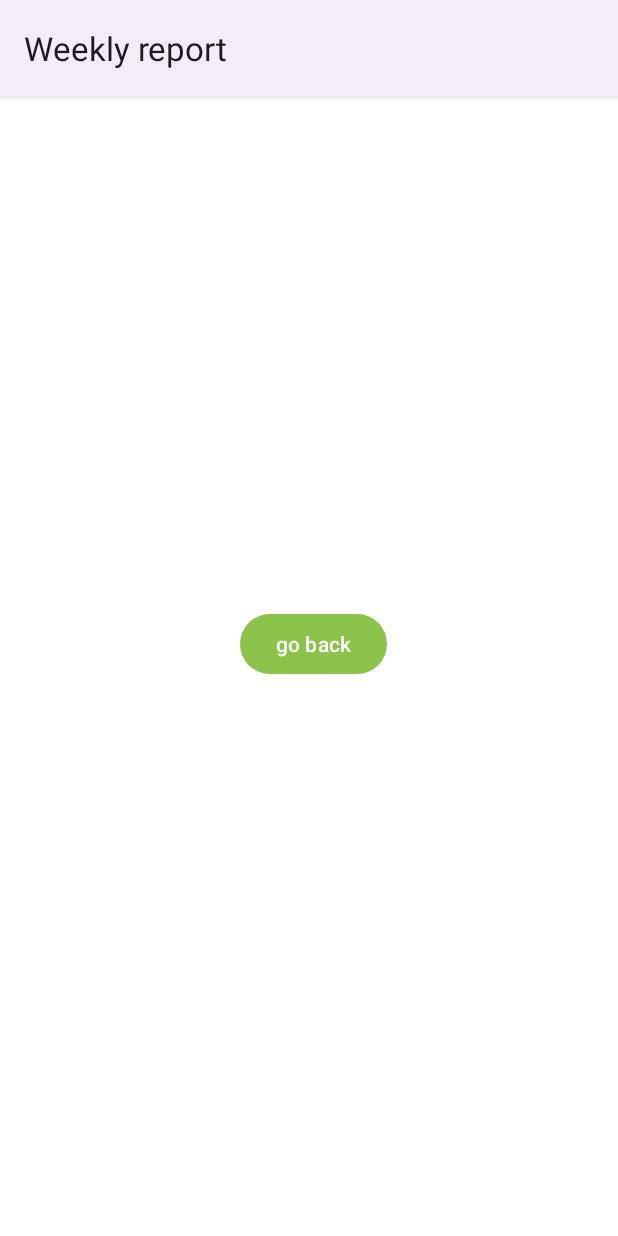
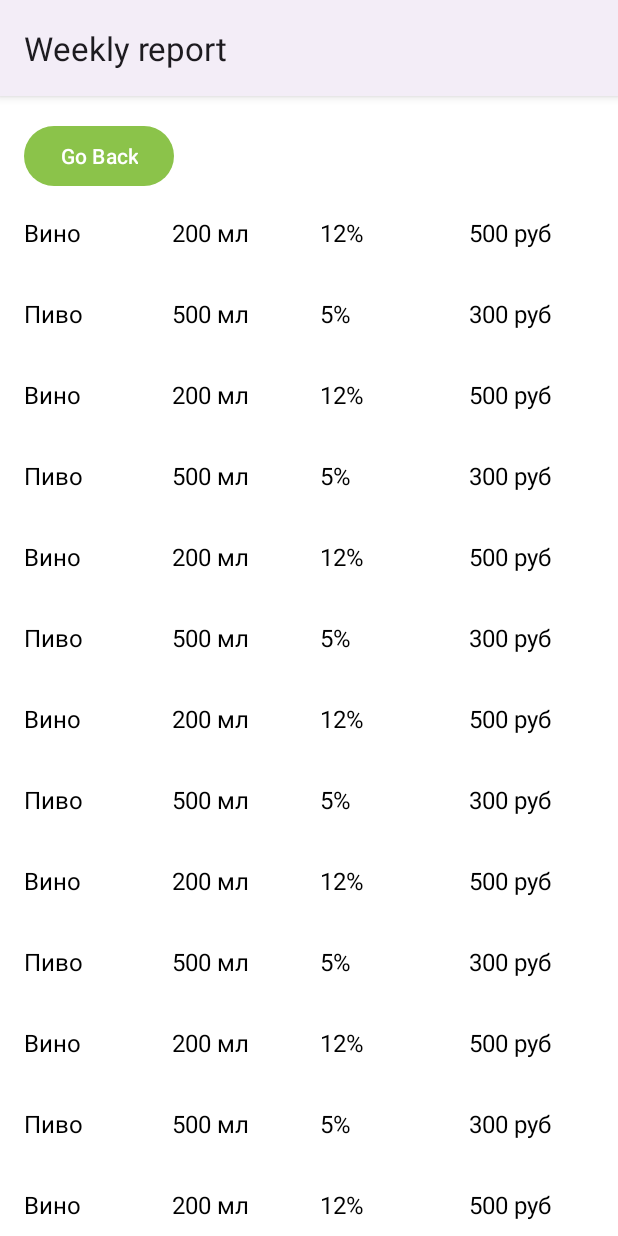
Before and after one commit to nikFinogenov/AlcoApp, an Android app: the WeeklyReport screen opened directly, with no data from a screen before it, on a phone screen of 412 x 824 dp. Run offline under Robolectric (Android 15) with nearby library versions, the phone set to English and light mode, and no system bars.

Commit message:
weekly table try

```diff
--- /dev/null
+++ b/app/src/main/java/com/example/iamnotalcoholic/ReportAdapter.java
@@ -0,0 +1,51 @@
+package com.example.iamnotalcoholic;
+
+import android.view.LayoutInflater;
+import android.view.View;
+import android.view.ViewGroup;
+import androidx.recyclerview.widget.RecyclerView;
+
+import com.google.android.material.textview.MaterialTextView;
+import java.util.List;
+
+public class ReportAdapter extends RecyclerView.Adapter<ReportAdapter.ReportViewHolder> {
+
+    private List<ReportItem> reportItems;
+
+    public ReportAdapter(List<ReportItem> reportItems) {
+        this.reportItems = reportItems;
+    }
+
+    @Override
+    public ReportViewHolder onCreateViewHolder(ViewGroup parent, int viewType) {
+        View itemView = LayoutInflater.from(parent.getContext())
+                .inflate(R.layout.item_report_row, parent, false);
+        return new ReportViewHolder(itemView);
+    }
+
+    @Override
+    public void onBindViewHolder(ReportViewHolder holder, int position) {
+        ReportItem currentItem = reportItems.get(position);
+        holder.textType.setText(currentItem.getType());
+        holder.textVolume.setText(currentItem.getVolume());
+        holder.textStrength.setText(currentItem.getStrength());
+        holder.textPrice.setText(currentItem.getPrice());
+    }
+
+    @Override
+    public int getItemCount() {
+        return reportItems.size();
+    }
+
+    public static class ReportViewHolder extends RecyclerView.ViewHolder {
+        public MaterialTextView textType, textVolume, textStrength, textPrice;
+
+        public ReportViewHolder(View itemView) {
+            super(itemView);
+            textType = itemView.findViewById(R.id.textType);
+            textVolume = itemView.findViewById(R.id.textVolume);
+            textStrength = itemView.findViewById(R.id.textStrength);
+            textPrice = itemView.findViewById(R.id.textPrice);
+        }
+    }
+}
--- /dev/null
+++ b/app/src/main/java/com/example/iamnotalcoholic/ReportItem.java
@@ -0,0 +1,31 @@
+package com.example.iamnotalcoholic;
+
+public class ReportItem {
+    private String type;
+    private String volume;
+    private String strength;
+    private String price;
+
+    public ReportItem(String type, String volume, String strength, String price) {
+        this.type = type;
+        this.volume = volume;
+        this.strength = strength;
+        this.price = price;
+    }
+
+    public String getType() {
+        return type;
+    }
+
+    public String getVolume() {
+        return volume;
+    }
+
+    public String getStrength() {
+        return strength;
+    }
+
+    public String getPrice() {
+        return price;
+    }
+}
--- a/app/src/main/java/com/example/iamnotalcoholic/WeeklyReport.java
+++ b/app/src/main/java/com/example/iamnotalcoholic/WeeklyReport.java
@@ -1,6 +1,8 @@
 package com.example.iamnotalcoholic;
 
 import androidx.appcompat.app.AppCompatActivity;
+import androidx.recyclerview.widget.LinearLayoutManager;
+import androidx.recyclerview.widget.RecyclerView;
 
 import android.app.Activity;
 import android.content.Context;
@@ -10,7 +12,13 @@ import android.os.Bundle;
 import android.view.View;
 import android.widget.Button;
 
+import java.util.ArrayList;
+import java.util.List;
+
 public class WeeklyReport extends AppCompatActivity {
+    private RecyclerView recyclerView;
+    private ReportAdapter reportAdapter;
+    private List<ReportItem> reportItems;
 
     private static Activity unwrap(Context context) {
         while (!(context instanceof Activity) && context instanceof ContextWrapper) {
@@ -24,6 +32,11 @@ public class WeeklyReport extends AppCompatActivity {
         super.onCreate(savedInstanceState);
         setContentView(R.layout.activity_weekly_report);
 
+        recyclerView = findViewById(R.id.recyclerView);
+        recyclerView.setLayoutManager(new LinearLayoutManager(recyclerView.getContext()));
+        reportItems = generateReportItems(); // Здесь вы должны генерировать данные для отчета
+        reportAdapter = new ReportAdapter(reportItems);
+        recyclerView.setAdapter(reportAdapter);
 
         Button btn = findViewById(R.id.goBack);
         btn.setOnClickListener(new View.OnClickListener() {
@@ -36,4 +49,42 @@ public class WeeklyReport extends AppCompatActivity {
             }
         });
     }
+    private List<ReportItem> generateReportItems() {
+        List<ReportItem> items = new ArrayList<>();
+        // Добавьте вашу логику для генерации данных для отчета (тип, объем, крепкость, цена)
+        // Пример:
+        items.add(new ReportItem("Вино", "200 мл", "12%", "500 руб"));
+        items.add(new ReportItem("Пиво", "500 мл", "5%", "300 руб"));
+        items.add(new ReportItem("Вино", "200 мл", "12%", "500 руб"));
+        items.add(new ReportItem("Пиво", "500 мл", "5%", "300 руб"));
+        items.add(new ReportItem("Вино", "200 мл", "12%", "500 руб"));
+        items.add(new ReportItem("Пиво", "500 мл", "5%", "300 руб"));
+        items.add(new ReportItem("Вино", "200 мл", "12%", "500 руб"));
+        items.add(new ReportItem("Пиво", "500 мл", "5%", "300 руб"));        items.add(new ReportItem("Вино", "200 мл", "12%", "500 руб"));
+        items.add(new ReportItem("Пиво", "500 мл", "5%", "300 руб"));
+        items.add(new ReportItem("Вино", "200 мл", "12%", "500 руб"));
+        items.add(new ReportItem("Пиво", "500 мл", "5%", "300 руб"));
+        items.add(new ReportItem("Вино", "200 мл", "12%", "500 руб"));
+        items.add(new ReportItem("Пиво", "500 мл", "5%", "300 руб"));
+        items.add(new ReportItem("Вино", "200 мл", "12%", "500 руб"));
+        items.add(new ReportItem("Пиво", "500 мл", "5%", "300 руб"));
+        items.add(new ReportItem("Вино", "200 мл", "12%", "500 руб"));
+        items.add(new ReportItem("Пиво", "500 мл", "5%", "300 руб"));
+        items.add(new ReportItem("Вино", "200 мл", "12%", "500 руб"));
+        items.add(new ReportItem("Пиво", "500 мл", "5%", "300 руб"));
+        items.add(new ReportItem("Вино", "200 мл", "12%", "500 руб"));
+        items.add(new ReportItem("Пиво", "500 мл", "5%", "300 руб"));
+        items.add(new ReportItem("Вино", "200 мл", "12%", "500 руб"));
+        items.add(new ReportItem("Пиво", "500 мл", "5%", "300 руб"));
+        items.add(new ReportItem("Вино", "200 мл", "12%", "500 руб"));
+        items.add(new ReportItem("Пиво", "500 мл", "5%", "300 руб"));
+        items.add(new ReportItem("Вино", "200 мл", "12%", "500 руб"));
+        items.add(new ReportItem("Пиво", "500 мл", "5%", "300 руб"));
+        items.add(new ReportItem("Вино", "200 мл", "12%", "500 руб"));
+        items.add(new ReportItem("Пиво", "500 мл", "5%", "300 руб"));
+        items.add(new ReportItem("Вино", "200 мл", "12%", "500 руб"));
+        items.add(new ReportItem("Пиво", "500 мл", "5%", "300 руб"));
+        // Добавьте остальные элементы
+        return items;
+    }
 }
--- a/app/src/main/res/layout/activity_add_page.xml
+++ b/app/src/main/res/layout/activity_add_page.xml
@@ -73,6 +73,7 @@
         android:layout_height="wrap_content"
         android:text="Сегодня"
         android:textSize="16sp"
+        android:checked="true"
         android:onClick="onCheckboxClicked" />
 
     <!-- TextView для выбора даты -->
@@ -91,7 +92,6 @@
             android:clickable="true"
             android:visibility="invisible"
             android:focusable="true"
-            android:checked="true"
             android:onClick="showDatePickerDialog" />
     </com.google.android.material.textfield.TextInputLayout>
 
--- a/app/src/main/res/layout/activity_weekly_report.xml
+++ b/app/src/main/res/layout/activity_weekly_report.xml
@@ -1,18 +1,31 @@
 <?xml version="1.0" encoding="utf-8"?>
-<androidx.constraintlayout.widget.ConstraintLayout xmlns:android="http://schemas.android.com/apk/res/android"
+<androidx.constraintlayout.widget.ConstraintLayout
+    xmlns:android="http://schemas.android.com/apk/res/android"
     xmlns:app="http://schemas.android.com/apk/res-auto"
     xmlns:tools="http://schemas.android.com/tools"
     android:layout_width="match_parent"
     android:layout_height="match_parent"
     tools:context=".WeeklyReport">
 
+    <!-- RecyclerView для отображения таблицы -->
+    <androidx.recyclerview.widget.RecyclerView
+        android:id="@+id/recyclerView"
+        android:layout_width="match_parent"
+        android:layout_height="0dp"
+        app:layout_constraintTop_toBottomOf="@id/goBack"
+        app:layout_constraintBottom_toBottomOf="parent"
+        app:layout_constraintVertical_bias="0.0"
+        app:layout_constraintVertical_chainStyle="packed"
+        tools:listitem="@layout/item_report_row" />
     <Button
         android:id="@+id/goBack"
         android:layout_width="wrap_content"
         android:layout_height="wrap_content"
-        android:layout_marginStart="160dp"
-        android:layout_marginTop="341dp"
-        android:text="go back"
+        android:text="Go Back"
+        android:layout_marginStart="16dp"
+        android:layout_marginTop="16dp"
         app:layout_constraintStart_toStartOf="parent"
-        app:layout_constraintTop_toTopOf="parent" />
+        app:layout_constraintTop_toTopOf="parent"
+        />
+
 </androidx.constraintlayout.widget.ConstraintLayout>
--- /dev/null
+++ b/app/src/main/res/layout/item_report_row.xml
@@ -0,0 +1,41 @@
+<?xml version="1.0" encoding="utf-8"?>
+<LinearLayout
+    xmlns:android="http://schemas.android.com/apk/res/android"
+    android:layout_width="match_parent"
+    android:layout_height="wrap_content"
+    android:orientation="horizontal"
+    android:padding="8dp">
+
+    <com.google.android.material.textview.MaterialTextView
+        android:id="@+id/textType"
+        style="@style/ReportTextViewStyle"
+        android:layout_width="0dp"
+        android:layout_height="wrap_content"
+        android:layout_weight="1"
+        android:text="Тип" />
+
+    <com.google.android.material.textview.MaterialTextView
+        android:id="@+id/textVolume"
+        style="@style/ReportTextViewStyle"
+        android:layout_width="0dp"
+        android:layout_height="wrap_content"
+        android:layout_weight="1"
+        android:text="Объем" />
+
+    <com.google.android.material.textview.MaterialTextView
+        android:id="@+id/textStrength"
+        style="@style/ReportTextViewStyle"
+        android:layout_width="0dp"
+        android:layout_height="wrap_content"
+        android:layout_weight="1"
+        android:text="Крепкость" />
+
+    <com.google.android.material.textview.MaterialTextView
+        android:id="@+id/textPrice"
+        style="@style/ReportTextViewStyle"
+        android:layout_width="0dp"
+        android:layout_height="wrap_content"
+        android:layout_weight="1"
+        android:text="Цена" />
+
+</LinearLayout>
--- a/app/src/main/res/values/styles.xml
+++ b/app/src/main/res/values/styles.xml
@@ -4,4 +4,11 @@
         <item name="android:textColorHint">@color/gray</item>
         <item name="android:backgroundTint">@color/gray</item>
     </style>
+    <style name="ReportTextViewStyle" parent="Widget.MaterialComponents.TextView">
+        <item name="android:textSize">16sp</item>
+        <item name="android:padding">8dp</item>
+        <item name="android:textColor">@color/black</item> <!-- Цвет текста -->
+        <item name="android:gravity">center_vertical</item>
+    </style>
+
 </resources>
```
